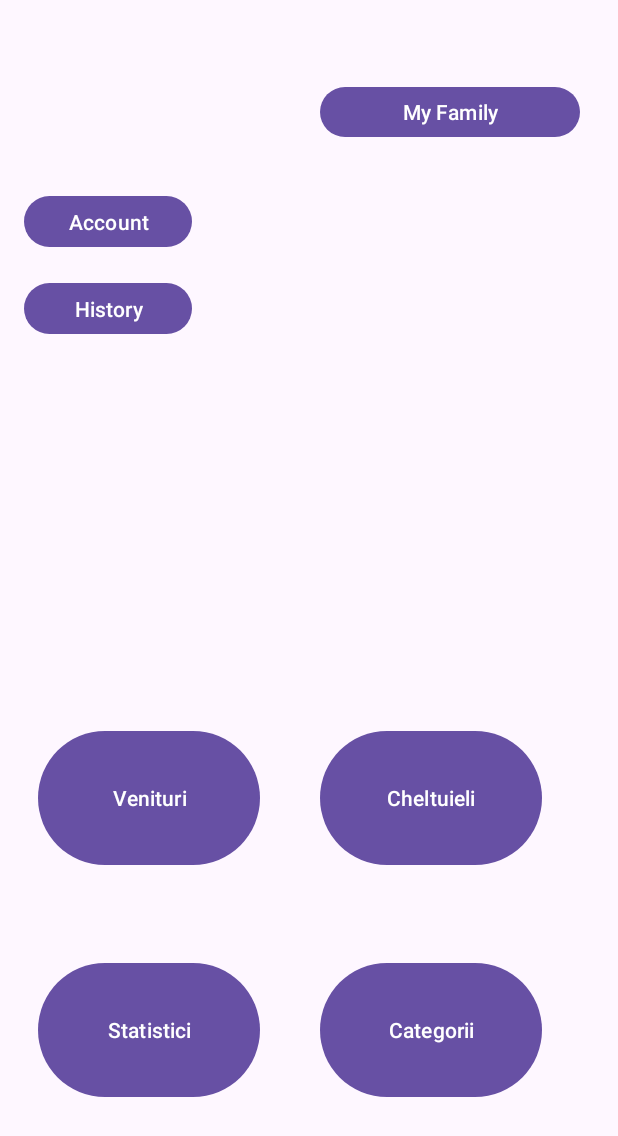
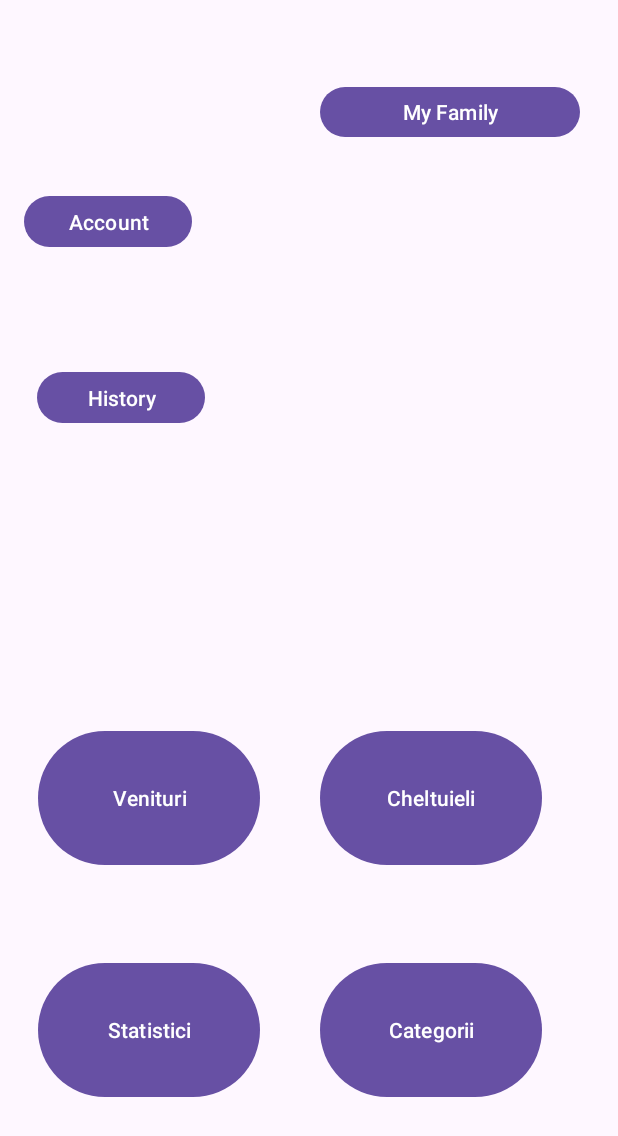
Before and after one commit to AlinTAT-GitHub/ilona_project, an Android app: the screen it shows after launch (MainActivity), on a phone screen of 412 x 824 dp. Shown: the top 1136 px of the screen. Run offline under Robolectric (Android 15) with nearby library versions, the phone set to English and light mode, and no system bars.

Commit message:
part commit

```diff
--- a/app/src/main/res/layout/activity_main.xml
+++ b/app/src/main/res/layout/activity_main.xml
@@ -25,10 +25,10 @@
         android:text="History"
         app:layout_constraintBottom_toBottomOf="parent"
         app:layout_constraintEnd_toEndOf="parent"
-        app:layout_constraintHorizontal_bias="0.053"
+        app:layout_constraintHorizontal_bias="0.083"
         app:layout_constraintStart_toStartOf="parent"
         app:layout_constraintTop_toTopOf="parent"
-        app:layout_constraintVertical_bias="0.236" />
+        app:layout_constraintVertical_bias="0.312" />
 
     <Button
         android:id="@+id/button9"
```
